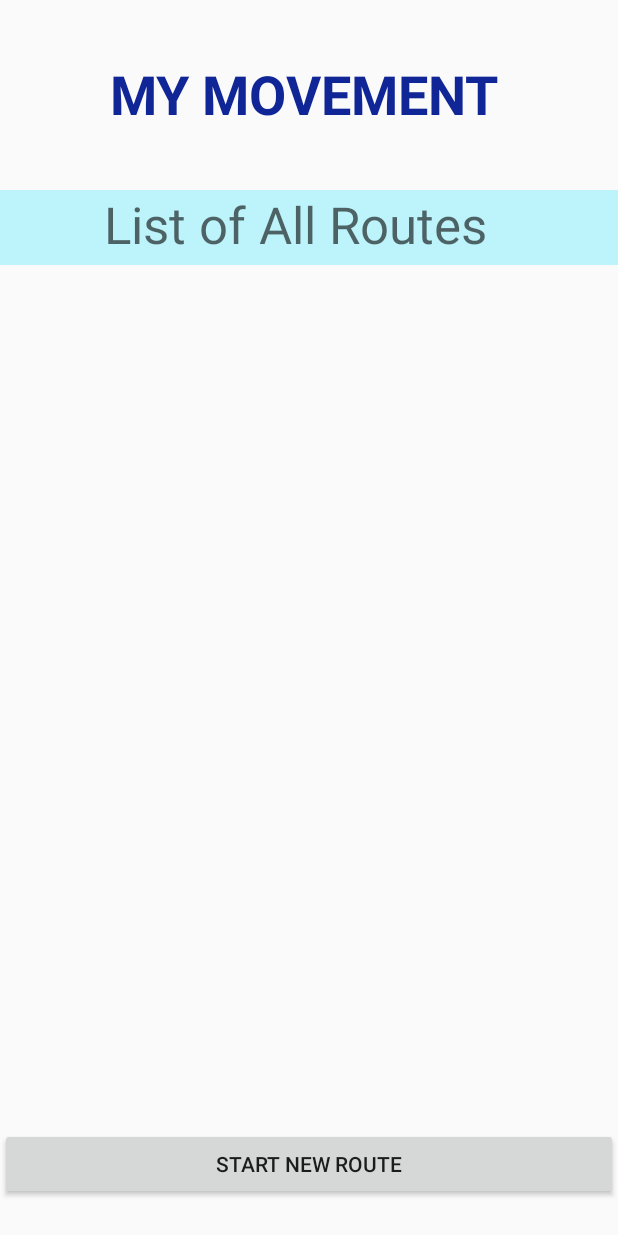
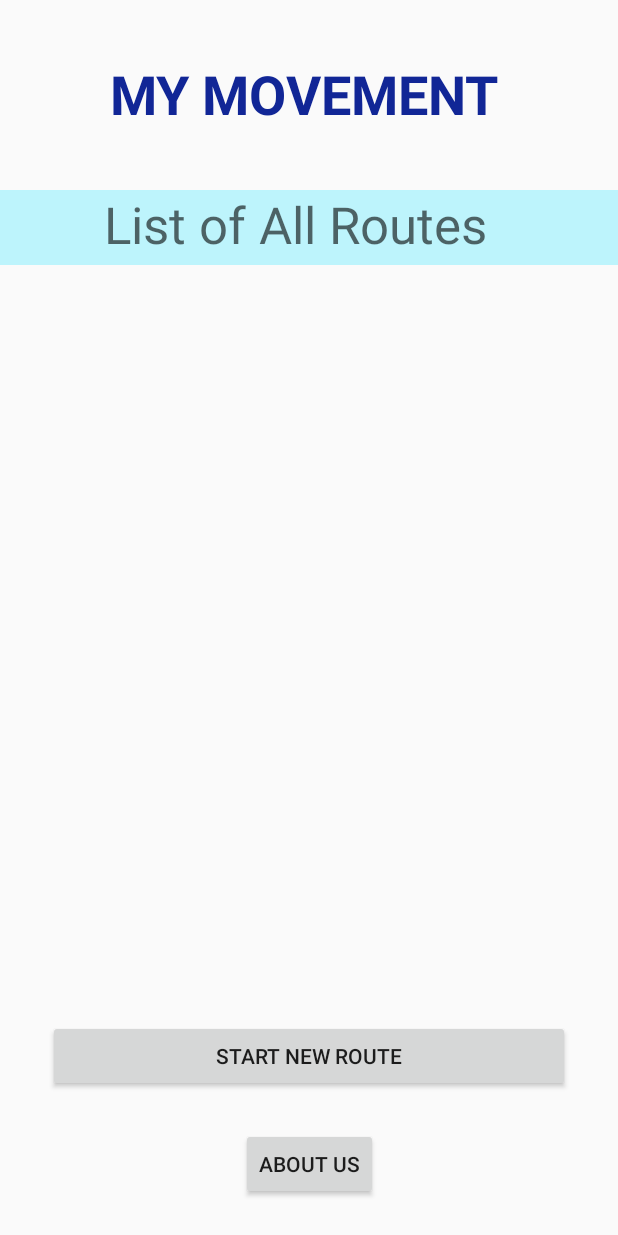
Before and after one commit to tcarlberg37/AndroidRouteTracker, an Android app: the screen it shows after launch (RouteListActivity), on a phone screen of 412 x 824 dp. Run offline under Robolectric (Android 15) with nearby library versions, the phone set to English and light mode, and no system bars.

Commit message:
changed some layout and routing

```diff
--- a/app/src/main/java/com/example/mobileappsproject/AboutUsActivity.java
+++ b/app/src/main/java/com/example/mobileappsproject/AboutUsActivity.java
@@ -18,7 +18,7 @@ public class AboutUsActivity extends AppCompatActivity {
         btnHome.setOnClickListener(new View.OnClickListener() {
             @Override
             public void onClick(View v) {
-                Intent i = new Intent(v.getContext(), MainActivity.class);
+                Intent i = new Intent(v.getContext(), RouteListActivity.class);
                 startActivity(i);
             }
         });
--- a/app/src/main/java/com/example/mobileappsproject/Route/RouteContent.java
+++ b/app/src/main/java/com/example/mobileappsproject/Route/RouteContent.java
@@ -13,14 +13,19 @@ import java.util.Map;
 
 public class RouteContent {
 
-    public static final List<Route> ROUTES = new ArrayList<Route>();
+    public static List<Route> ROUTES = new ArrayList<Route>();
 
-    public static final Map<Long, Route> ITEM_MAP = new HashMap<Long, Route>();
+    public static Map<Long, Route> ITEM_MAP = new HashMap<Long, Route>();
 
 
     private static void addRoute(Route route) {
         ROUTES.add(route);
         ITEM_MAP.put(route.id, route);
+    }
+
+    public static void resetRoutes() {
+        ROUTES = new ArrayList<Route>();
+        ITEM_MAP = new HashMap<Long, Route>();
     }
 
     public static class Route implements Serializable {
--- a/app/src/main/java/com/example/mobileappsproject/RouteFragment.java
+++ b/app/src/main/java/com/example/mobileappsproject/RouteFragment.java
@@ -105,4 +105,10 @@ public class RouteFragment extends Fragment {
         // TODO: Update argument type and name
         void onListFragmentInteraction(RouteContent.Route item);
     }
+
+    // recycle view once data has been changed
+    public void updateView() {
+        RecyclerView rv = getActivity().findViewById(R.id.fragmentList);
+        rv.getAdapter().notifyDataSetChanged();
+    }
 }
--- a/app/src/main/res/layout/activity_route_list.xml
+++ b/app/src/main/res/layout/activity_route_list.xml
@@ -41,20 +41,37 @@
         android:id="@+id/btnStart"
         android:layout_width="0dp"
         android:layout_height="wrap_content"
-        android:layout_marginBottom="24dp"
+        android:layout_marginStart="32dp"
+        android:layout_marginLeft="32dp"
+        android:layout_marginEnd="32dp"
+        android:layout_marginRight="32dp"
+        android:layout_marginBottom="96dp"
         android:text="Start New Route"
         app:layout_constraintBottom_toBottomOf="parent"
         app:layout_constraintEnd_toEndOf="parent"
+        app:layout_constraintHorizontal_bias="0.0"
         app:layout_constraintStart_toStartOf="parent" />
 
     <fragment
-        android:id="@+id/fragment"
+        android:id="@+id/fragmentList"
         android:name="com.example.mobileappsproject.RouteFragment"
         android:layout_width="wrap_content"
-        android:layout_height="wrap_content"
+        android:layout_height="0dp"
+        android:layout_marginTop="24dp"
+        android:layout_marginBottom="24dp"
         app:layout_constraintBottom_toTopOf="@+id/btnStart"
         app:layout_constraintEnd_toEndOf="parent"
         app:layout_constraintStart_toStartOf="parent"
         app:layout_constraintTop_toBottomOf="@+id/textView8"
         tools:layout="@layout/fragment_route_list" />
+
+    <Button
+        android:id="@+id/btnAboutUs"
+        android:layout_width="wrap_content"
+        android:layout_height="wrap_content"
+        android:text="About Us"
+        app:layout_constraintBottom_toBottomOf="parent"
+        app:layout_constraintEnd_toEndOf="parent"
+        app:layout_constraintStart_toStartOf="parent"
+        app:layout_constraintTop_toBottomOf="@+id/btnStart" />
 </androidx.constraintlayout.widget.ConstraintLayout>
--- a/app/src/main/res/layout/fragment_route_list.xml
+++ b/app/src/main/res/layout/fragment_route_list.xml
@@ -4,11 +4,11 @@
     xmlns:tools="http://schemas.android.com/tools"
     android:id="@+id/list"
     android:name="com.example.mobileappsproject.RouteFragment"
-    android:layout_width="match_parent"
-    android:layout_height="match_parent"
+    android:layout_width="wrap_content"
+    android:layout_height="wrap_content"
     android:layout_marginLeft="16dp"
+    android:layout_marginTop="32dp"
     android:layout_marginRight="16dp"
-    android:layout_marginTop="32dp"
     android:layout_marginBottom="32dp"
     app:layoutManager="LinearLayoutManager"
     tools:context=".RouteFragment"
```
Also changed, not shown: app/src/main/java/com/example/mobileappsproject/EditRouteInfoActivity.java (+15 -0 lines), app/src/main/java/com/example/mobileappsproject/RouteListActivity.java (+27 -3 lines), app/src/main/res/layout/activity_edit_route_info.xml (+15 -2 lines).
